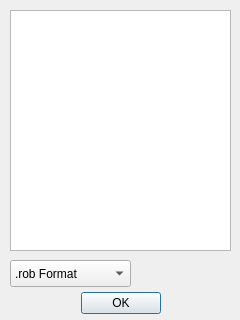
krishauser/Klampt, file Cpp/Main/RobotTestQt/collisionoutput.ui: the form before one commit.
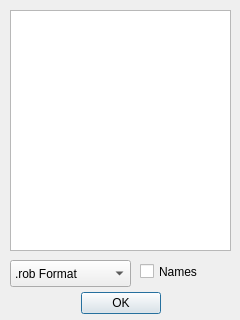
The form after the commit.

```diff
--- a/Cpp/Main/RobotTestQt/collisionoutput.ui
+++ b/Cpp/Main/RobotTestQt/collisionoutput.ui
@@ -56,6 +56,19 @@
     </property>
    </item>
   </widget>
+  <widget class="QCheckBox" name="namesCheck">
+   <property name="geometry">
+    <rect>
+     <x>140</x>
+     <y>260</y>
+     <width>92</width>
+     <height>23</height>
+    </rect>
+   </property>
+   <property name="text">
+    <string>Names</string>
+   </property>
+  </widget>
  </widget>
  <resources/>
  <connections>
```
Left out of the diff: 21 changed lines with no effect on the pictures.
